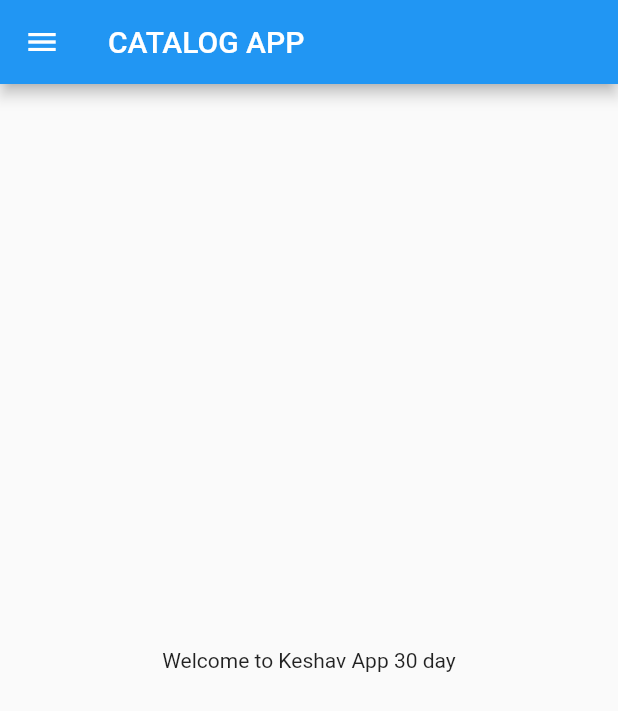
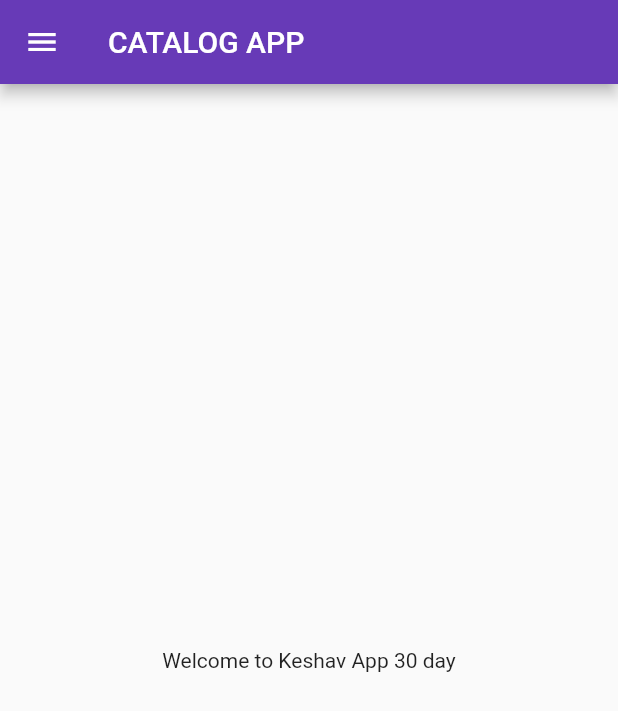
Before and after one commit to 7keshav/keshav_flutter, a Flutter app: the screen it shows after launch, on a phone screen of 412 x 824 dp. Shown: the top 711 px of the screen. Run offline on Flutter 3.47's test engine with Material 2 defaults, Android fonts, the phone set to English and light mode, and no system bars.

Commit message:
Day 3 Completed

```diff
--- a/project/lib/main.dart
+++ b/project/lib/main.dart
@@ -1,5 +1,6 @@
 import 'package:flutter/material.dart';
-import 'package:project/home_page.dart';
+import 'package:project/pages/home_page.dart';
+import 'package:project/pages/login_page.dart';
 
 void main() {
   runApp(myapp());
@@ -11,7 +12,17 @@ class myapp extends StatelessWidget {
   @override
   Widget build(BuildContext context) {
     return MaterialApp(
-      home: Homepage()
+      themeMode:ThemeMode.light,
+      theme: ThemeData(primarySwatch: Colors.deepPurple),
+      darkTheme: ThemeData(
+        brightness: Brightness.dark
+      ),
+      initialRoute: "/home",
+      routes: {
+        "/" :(context) =>LoginPage(),
+        "/home" :(context) => Homepage(),
+        "/login":(context) =>LoginPage()
+      },
     );
   }
 }
```
Also changed, not shown: project/lib/pages/login_page.dart (added, +20 -0 lines), project/lib/pages/home_page.dart (renamed from project/lib/home_page.dart).
